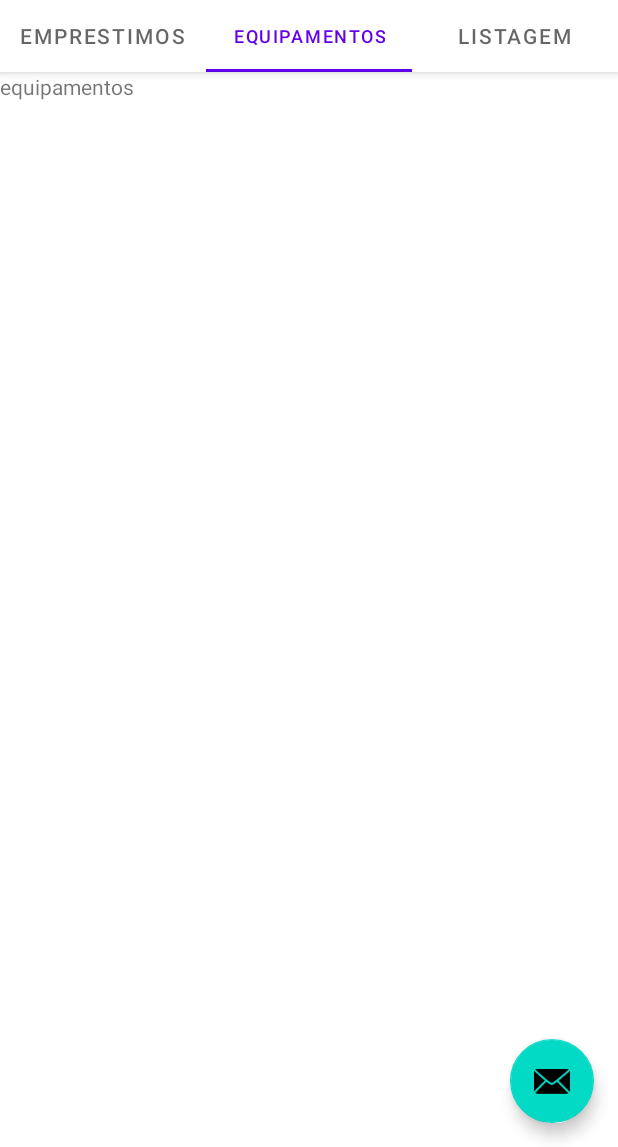
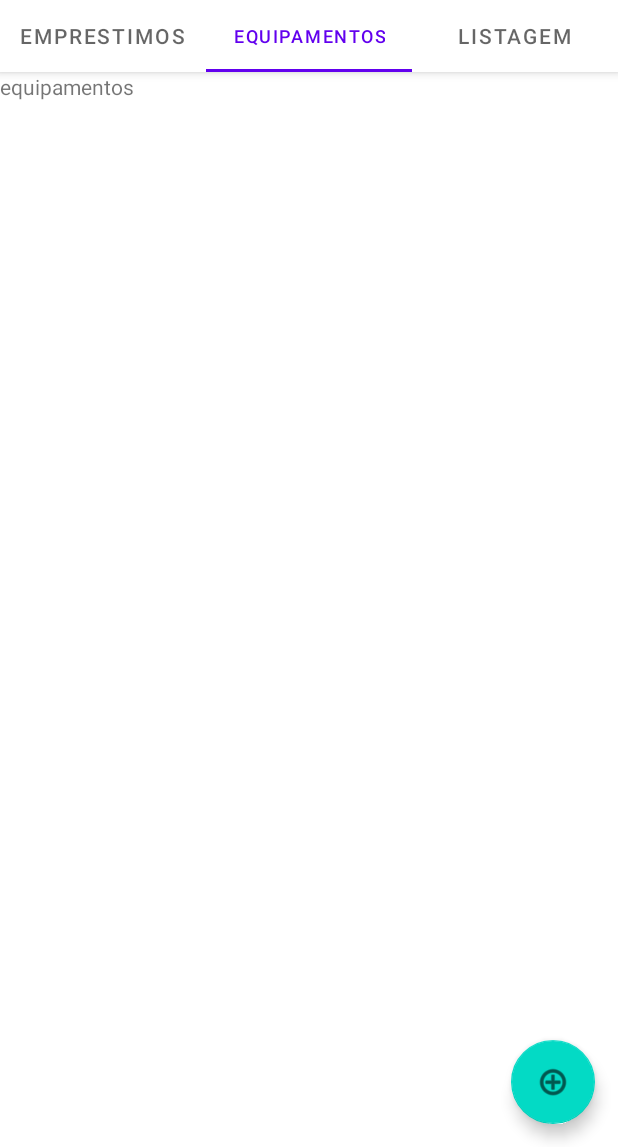
Before and after one commit to rafael-junio/AndroidEmpresaX, an Android app: the screen it shows after launch (MainActivity), tab 2 chosen, on a phone screen of 412 x 824 dp, the part 89-1236 px from its top. Run offline under Robolectric (Android 15) with nearby library versions, the phone set to English and light mode, and no system bars.

Commit message:
Limpando arquivos

```diff
--- a/app/src/main/java/com/example/androidempresax/MainActivity.java
+++ b/app/src/main/java/com/example/androidempresax/MainActivity.java
@@ -32,14 +32,14 @@ public class MainActivity extends AppCompatActivity {
         viewPager.setAdapter(sectionsPagerAdapter);
         TabLayout tabs = binding.tabs;
         tabs.setupWithViewPager(viewPager);
-        FloatingActionButton fab = binding.fab;
-
-        fab.setOnClickListener(new View.OnClickListener() {
-            @Override
-            public void onClick(View view) {
-                Snackbar.make(view, "Replace with your own action", Snackbar.LENGTH_LONG)
-                        .setAction("Action", null).show();
-            }
-        });
+//        FloatingActionButton fab = binding.fab;
+//
+//        fab.setOnClickListener(new View.OnClickListener() {
+//            @Override
+//            public void onClick(View view) {
+//                Snackbar.make(view, "Replace with your own action", Snackbar.LENGTH_LONG)
+//                        .setAction("Action", null).show();
+//            }
+//        });
     }
 }
--- a/app/src/main/java/com/example/androidempresax/fragments/EmprestimoFragment.java
+++ b/app/src/main/java/com/example/androidempresax/fragments/EmprestimoFragment.java
@@ -51,16 +51,11 @@ public class EmprestimoFragment extends Fragment {
     @Override
     public void onCreate(Bundle savedInstanceState) {
         super.onCreate(savedInstanceState);
-        if (getArguments() != null) {
-            mParam1 = getArguments().getString(ARG_PARAM1);
-            mParam2 = getArguments().getString(ARG_PARAM2);
-        }
     }
 
     @Override
     public View onCreateView(LayoutInflater inflater, ViewGroup container,
                              Bundle savedInstanceState) {
-        // Inflate the layout for this fragment
         return inflater.inflate(R.layout.fragment_emprestimo, container, false);
     }
 }
--- a/app/src/main/res/layout/activity_main.xml
+++ b/app/src/main/res/layout/activity_main.xml
@@ -16,29 +16,26 @@
             android:layout_width="wrap_content"
             android:layout_height="wrap_content"
             android:gravity="center"
+            android:hint="@string/app_name"
+            android:labelFor="@id/tabs"
             android:minHeight="?actionBarSize"
             android:padding="@dimen/appbar_padding"
             android:text="@string/app_name"
-            android:textAppearance="@style/TextAppearance.Widget.AppCompat.Toolbar.Title" />
+            android:textAppearance="@style/TextAppearance.Widget.AppCompat.Toolbar.Title"
+            tools:ignore="SpeakableTextPresentCheck" />
 
         <com.google.android.material.tabs.TabLayout
             android:id="@+id/tabs"
             android:layout_width="match_parent"
-            android:layout_height="wrap_content" />
+            android:layout_height="wrap_content"
+            android:labelFor="@id/title" />
     </com.google.android.material.appbar.AppBarLayout>
 
     <androidx.viewpager.widget.ViewPager
         android:id="@+id/view_pager"
         android:layout_width="match_parent"
         android:layout_height="match_parent"
-        app:layout_behavior="@string/appbar_scrolling_view_behavior" />
+        app:layout_behavior="@string/appbar_scrolling_view_behavior"
+        tools:ignore="SpeakableTextPresentCheck" />
 
-    <com.google.android.material.floatingactionbutton.FloatingActionButton
-        android:id="@+id/fab"
-        android:layout_width="wrap_content"
-        android:layout_height="wrap_content"
-        android:layout_gravity="bottom|end"
-        android:layout_marginEnd="@dimen/fab_margin"
-        android:layout_marginBottom="16dp"
-        app:srcCompat="@android:drawable/ic_dialog_email" />
 </androidx.coordinatorlayout.widget.CoordinatorLayout>
--- a/app/src/main/res/layout/fragment_emprestimo.xml
+++ b/app/src/main/res/layout/fragment_emprestimo.xml
@@ -1,5 +1,6 @@
 <?xml version="1.0" encoding="utf-8"?>
 <FrameLayout xmlns:android="http://schemas.android.com/apk/res/android"
+    xmlns:app="http://schemas.android.com/apk/res-auto"
     xmlns:tools="http://schemas.android.com/tools"
     android:layout_width="match_parent"
     android:layout_height="match_parent"
@@ -11,4 +12,15 @@
         android:layout_height="match_parent"
         android:text="@string/emprestimo" />
 
+    <com.google.android.material.floatingactionbutton.FloatingActionButton
+        android:id="@+id/floatingActionButton3"
+        android:layout_width="wrap_content"
+        android:layout_height="wrap_content"
+        android:clickable="true"
+        android:src="@android:drawable/ic_menu_add"
+        android:contentDescription="Add novo emprestimo"
+        android:layout_gravity="end|bottom"
+        android:layout_margin="15dp"/>
+
+
 </FrameLayout>
--- a/app/src/main/res/layout/fragment_equipamentos.xml
+++ b/app/src/main/res/layout/fragment_equipamentos.xml
@@ -11,4 +11,15 @@
         android:layout_height="match_parent"
         android:text="@string/equipamentos" />
 
+    <com.google.android.material.floatingactionbutton.FloatingActionButton
+        android:id="@+id/floatingActionButton3"
+        android:layout_width="wrap_content"
+        android:layout_height="wrap_content"
+        android:clickable="true"
+        android:src="@android:drawable/ic_menu_add"
+        android:contentDescription="Add novo Equipamento"
+        android:layout_gravity="end|bottom"
+        android:layout_margin="15dp"
+        android:focusable="true" />
+
 </FrameLayout>
```
Also changed, not shown: 1 other file.
